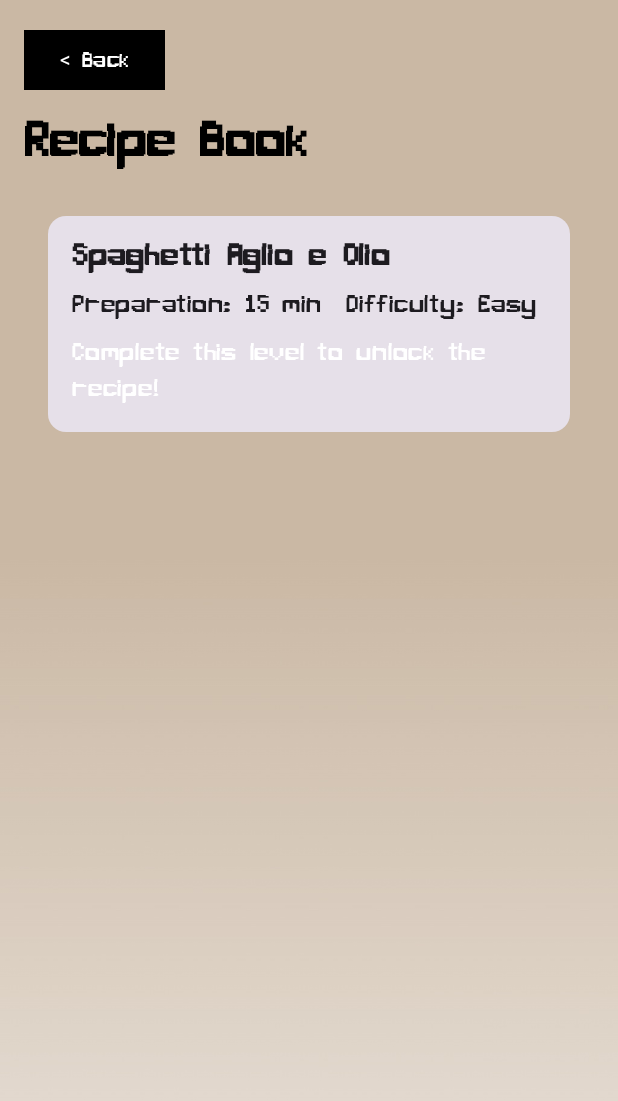
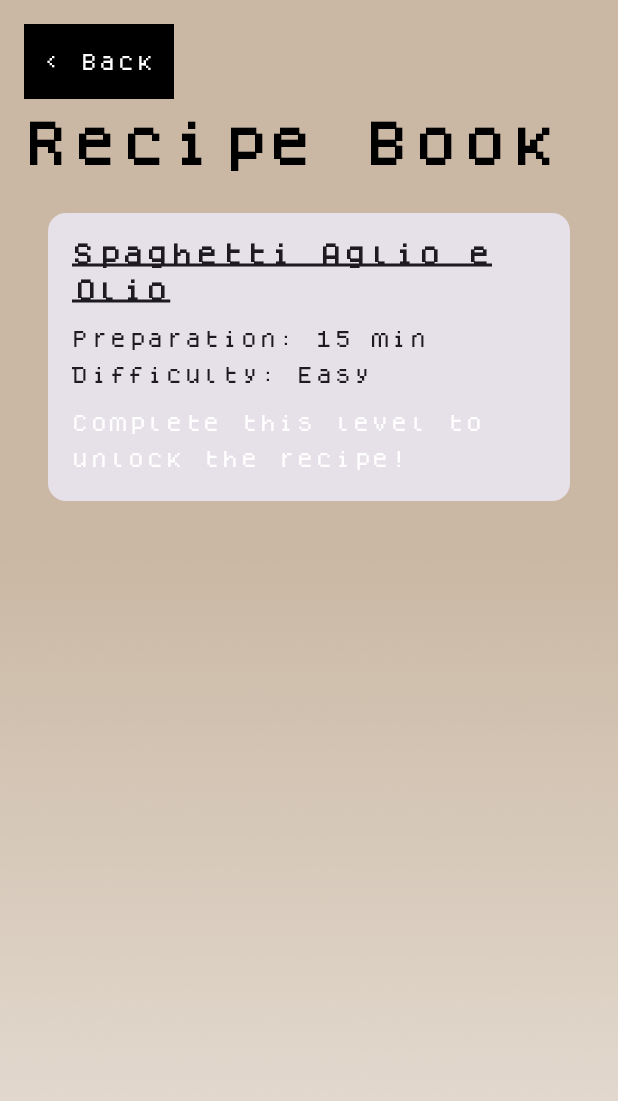
Before and after one commit to r44cx/PixelChef, an Android app built with Jetpack Compose: the RecipeScreen screen opened through its navigation route, on a phone screen of 412 x 824 dp. Shown: the top 1101 px of the screen. Run offline under Robolectric (Android 15) with nearby library versions, the phone set to English and light mode, and no system bars.

Commit message:
improve pixelated, change font

```diff
--- a/app/src/main/java/com/pixelchef/MainMenuScreen.kt
+++ b/app/src/main/java/com/pixelchef/MainMenuScreen.kt
@@ -23,6 +23,7 @@ import androidx.compose.ui.unit.dp
 import androidx.compose.ui.unit.sp
 import com.pixelchef.ui.components.BackgroundImage
 import com.pixelchef.ui.theme.pixelatedFont
+import com.pixelchef.ui.components.PixelatedButton
 
 @Composable
 fun MainMenuScreen(onNavigate: (String) -> Unit) {
@@ -51,7 +52,7 @@ fun MainMenuContent(onNavigate: (String) -> Unit) {
 fun TitleText() {
     Text(
         text = "PixelChef",
-        fontSize = 48.sp,
+        fontSize = 32.sp,
         fontFamily = pixelatedFont
     )
 }
@@ -85,20 +86,9 @@ fun MenuButtons(onNavigate: (String) -> Unit) {
 
 @Composable
 fun MainButton(text: String, navigateTo: String, onNavigate: (String) -> Unit) {
-    Button(
+    PixelatedButton(
+        text = text,
         onClick = { onNavigate(navigateTo) },
-        shape = RectangleShape,
-        modifier = Modifier
-            .fillMaxWidth()
-            .padding(horizontal = 30.dp)
-            .height(50.dp),
-        colors = ButtonDefaults.buttonColors(colorResource(R.color.buttonBackground))
-    ) {
-        Text(
-            text = text,
-            color = colorResource(R.color.colorTextSecondary),
-            fontSize = 20.sp,
-            fontFamily = pixelatedFont
-        )
-    }
+        modifier = Modifier.padding(horizontal = 30.dp)
+    )
 }
--- a/app/src/main/java/com/pixelchef/RecipeScreen.kt
+++ b/app/src/main/java/com/pixelchef/RecipeScreen.kt
@@ -22,6 +22,7 @@ import androidx.compose.ui.layout.ContentScale
 import androidx.compose.ui.res.colorResource
 import androidx.compose.ui.res.painterResource
 import androidx.compose.ui.text.font.FontWeight
+import androidx.compose.ui.text.style.TextDecoration
 import androidx.compose.ui.unit.dp
 import androidx.compose.ui.unit.sp
 import androidx.lifecycle.viewmodel.compose.viewModel
@@ -96,9 +97,10 @@ fun RecipeCard(level: Level, isCompleted: Boolean) {
         Column(modifier = Modifier.padding(16.dp)) {
             Text(
                 level.name,
-                fontSize = 20.sp,
+                fontSize = 16.sp,
                 fontWeight = FontWeight.Bold,
-                fontFamily = pixelatedFont
+                fontFamily = pixelatedFont,
+                textDecoration = TextDecoration.Underline
             )
             Spacer(modifier = Modifier.height(8.dp))
             RecipeDetails(level)
@@ -118,12 +120,15 @@ fun RecipeDetails(level: Level) {
     Row(verticalAlignment = Alignment.CenterVertically) {
         Text(
             "Preparation: ${level.recipe.preparationTime}",
-            fontFamily = pixelatedFont
+            fontFamily = pixelatedFont,
+            fontSize = 12.sp
         )
-        Spacer(modifier = Modifier.width(16.dp))
+    }
+    Row(verticalAlignment = Alignment.CenterVertically) {
         Text(
             "Difficulty: ${level.recipe.difficulty}",
-            fontFamily = pixelatedFont
+            fontFamily = pixelatedFont,
+            fontSize = 12.sp
         )
     }
 }
@@ -134,12 +139,14 @@ fun RecipeIngredients(level: Level) {
     Text(
         "Required Ingredients:",
         fontWeight = FontWeight.Bold,
-        fontFamily = pixelatedFont
+        fontFamily = pixelatedFont,
+        fontSize = 14.sp
     )
     level.ingredients.filter { it.correct }.forEach { ingredient ->
         Text(
             "• ${ingredient.name}",
-            fontFamily = pixelatedFont
+            fontFamily = pixelatedFont,
+            fontSize = 12.sp
         )
     }
 }
@@ -150,12 +157,14 @@ fun RecipeInstructions(level: Level) {
     Text(
         "Instructions:",
         fontWeight = FontWeight.Bold,
-        fontFamily = pixelatedFont
+        fontFamily = pixelatedFont,
+        fontSize = 14.sp
     )
     level.recipe.instructions.forEachIndexed { index, instruction ->
         Text(
             "${index + 1}. $instruction",
-            fontFamily = pixelatedFont
+            fontFamily = pixelatedFont,
+            fontSize = 12.sp
         )
     }
 }
@@ -166,6 +175,7 @@ fun LockedRecipeMessage() {
     Text(
         "Complete this level to unlock the recipe!",
         color = colorResource(R.color.colorTextSecondary),
-        fontFamily = pixelatedFont
+        fontFamily = pixelatedFont,
+        fontSize = 12.sp,
     )
 }
--- a/app/src/main/java/com/pixelchef/SettingsScreen.kt
+++ b/app/src/main/java/com/pixelchef/SettingsScreen.kt
@@ -57,7 +57,8 @@ fun SettingsTitle() {
         text = "Settings",
         fontSize = 32.sp,
         fontWeight = FontWeight.Bold,
-        modifier = Modifier.padding(vertical = 16.dp)
+        modifier = Modifier.padding(vertical = 16.dp),
+        fontFamily = pixelatedFont
     )
 }
 
--- a/app/src/main/java/com/pixelchef/ui/components/BackButton.kt
+++ b/app/src/main/java/com/pixelchef/ui/components/BackButton.kt
@@ -1,27 +1,19 @@
 package com.pixelchef.ui.components
 
-import androidx.compose.material3.Button
-import androidx.compose.material3.ButtonDefaults
-import androidx.compose.material3.Text
+import androidx.compose.foundation.layout.PaddingValues
+import androidx.compose.foundation.layout.width
 import androidx.compose.runtime.Composable
-import androidx.compose.ui.graphics.RectangleShape
-import androidx.compose.ui.res.colorResource
+import androidx.compose.ui.Modifier
+import androidx.compose.ui.unit.dp
 import androidx.compose.ui.unit.sp
-import com.pixelchef.R
-import com.pixelchef.ui.theme.pixelatedFont
 
 @Composable
 fun BackButton(onBack: () -> Unit) {
-    Button(
+    PixelatedButton(
+        text = "< Back",
         onClick = onBack,
-        shape = RectangleShape,
-        colors = ButtonDefaults.buttonColors(colorResource(R.color.buttonBackground))
-    ) {
-        Text(
-            "< Back",
-            fontSize = 14.sp,
-            color = colorResource(R.color.colorTextSecondary),
-            fontFamily = pixelatedFont
-        )
-    }
+        modifier = Modifier.width(100.dp),
+        contentPadding = PaddingValues(vertical = 4.dp, horizontal = 8.dp),
+        fontSize = 12
+    )
 }
--- /dev/null
+++ b/app/src/main/java/com/pixelchef/ui/components/PixelatedButton.kt
@@ -0,0 +1,56 @@
+package com.pixelchef.ui.components
+
+import androidx.compose.foundation.background
+import androidx.compose.foundation.border
+import androidx.compose.foundation.clickable
+import androidx.compose.foundation.layout.Box
+import androidx.compose.foundation.layout.PaddingValues
+import androidx.compose.foundation.layout.fillMaxWidth
+import androidx.compose.foundation.layout.height
+import androidx.compose.foundation.layout.padding
+import androidx.compose.material3.Text
+import androidx.compose.runtime.Composable
+import androidx.compose.ui.Alignment
+import androidx.compose.ui.Modifier
+import androidx.compose.ui.graphics.Color
+import androidx.compose.ui.res.colorResource
+import androidx.compose.ui.unit.dp
+import androidx.compose.ui.unit.sp
+import com.pixelchef.R
+import com.pixelchef.ui.theme.pixelatedFont
+
+@Composable
+fun PixelatedButton(
+    text: String,
+    onClick: () -> Unit,
+    modifier: Modifier = Modifier,
+    contentPadding: PaddingValues = PaddingValues(vertical = 8.dp, horizontal = 16.dp),
+    fontSize: Int = 16
+) {
+    Box(
+        modifier = modifier
+            .fillMaxWidth()
+            .height(50.dp)
+            .background(colorResource(R.color.buttonBackground))
+            .border(2.dp, Color.Black)
+            .clickable(onClick = onClick)
+            .padding(contentPadding),
+        contentAlignment = Alignment.Center
+    ) {
+        // Dark border on bottom and right
+        Box(
+            modifier = Modifier
+                .fillMaxWidth()
+                .height(2.dp)
+                .background(Color(0x40000000))
+                .align(Alignment.BottomCenter)
+        )
+
+        Text(
+            text = text,
+            color = colorResource(R.color.colorTextSecondary),
+            fontSize = fontSize.sp,
+            fontFamily = pixelatedFont
+        )
+    }
+}
```
Also changed, not shown: app/src/main/java/com/pixelchef/GameScreen.kt (+27 -13 lines), app/src/main/res/font/pixelated.otf.
